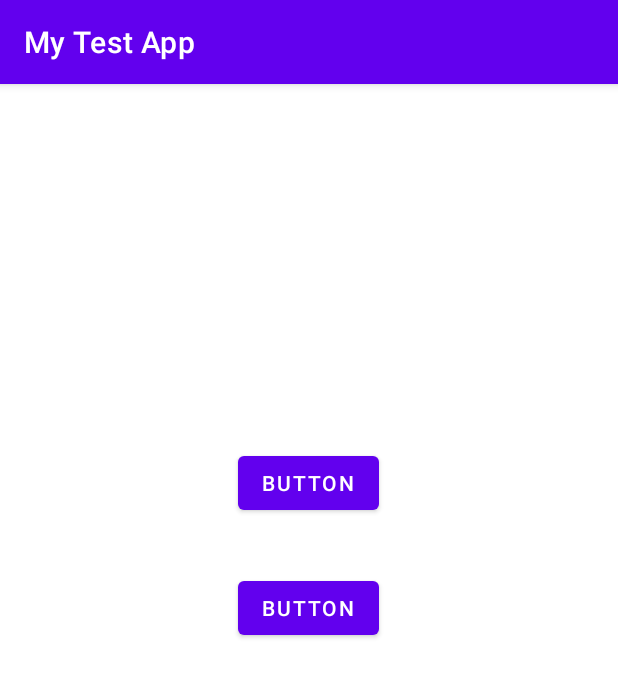
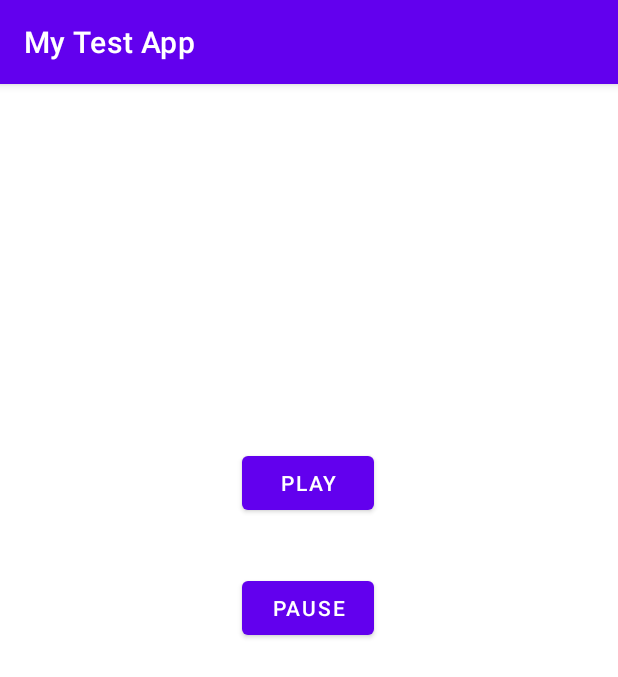
Before and after one commit to kriti-ixix/android130, an Android app: the AudioPlayer screen opened directly, with no data from a screen before it, on a phone screen of 412 x 824 dp. Shown: the top 677 px of the screen. Run offline under Robolectric (Android 15) with nearby library versions, the phone set to English and light mode, and no system bars.

Commit message:
changed text on buttons

```diff
--- a/app/src/main/res/layout/activity_audio_player.xml
+++ b/app/src/main/res/layout/activity_audio_player.xml
@@ -13,7 +13,7 @@
         android:layout_marginStart="158dp"
         android:layout_marginTop="242dp"
         android:layout_marginEnd="159dp"
-        android:text="Button"
+        android:text="Play"
         app:layout_constraintEnd_toEndOf="parent"
         app:layout_constraintStart_toStartOf="parent"
         app:layout_constraintTop_toTopOf="parent" />
@@ -25,7 +25,7 @@
         android:layout_marginStart="158dp"
         android:layout_marginTop="35dp"
         android:layout_marginEnd="159dp"
-        android:text="Button"
+        android:text="Pause"
         app:layout_constraintEnd_toEndOf="parent"
         app:layout_constraintStart_toStartOf="parent"
         app:layout_constraintTop_toBottomOf="@+id/playAudioButton" />
```
